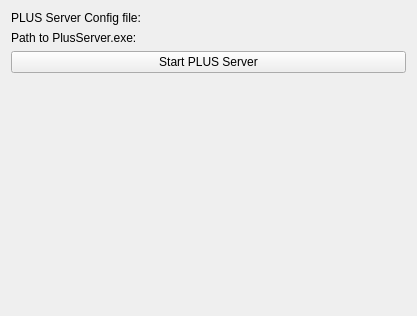
First picture: the form in UltrasoundObjectDetection/SlicerModule/BLUELungUltrasound/Resources/UI/BLUELungUltrasound.ui, repository SlicerIGT/aigt, before the edit.
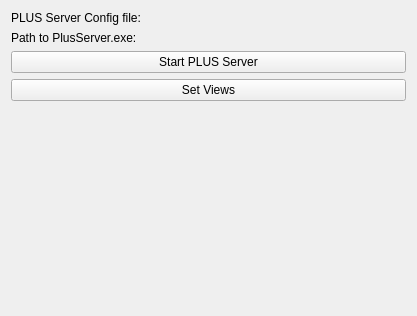
Second picture: the form after the edit. Custom widgets are drawn as their Qt base class.

Commit message: Added SetView button to UI

The edit to the form file:
```diff
--- a/UltrasoundObjectDetection/SlicerModule/BLUELungUltrasound/Resources/UI/BLUELungUltrasound.ui
+++ b/UltrasoundObjectDetection/SlicerModule/BLUELungUltrasound/Resources/UI/BLUELungUltrasound.ui
@@ -55,6 +55,13 @@
      </property>
     </widget>
    </item>
+   <item>
+    <widget class="QPushButton" name="setViewButton">
+     <property name="text">
+      <string>Set Views</string>
+     </property>
+    </widget>
+   </item>
    <item>
     <spacer name="verticalSpacer">
      <property name="orientation">
```
The commit also changes 2 other files.
